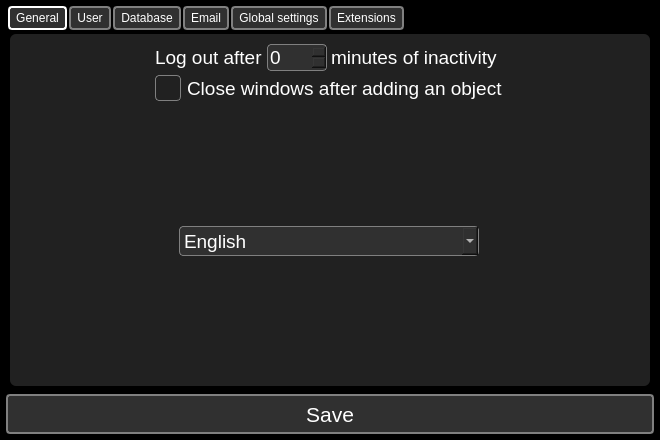
Qt form Dialogs/Settings/settingsdialog.ui (PiotrNapierala/MySqlComputerService) before a commit.
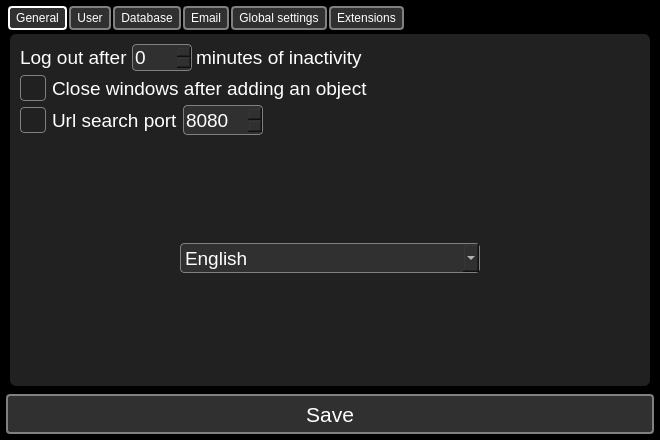
The same form after that commit. The open tabs and pages were chosen to show the change. Icons and pictures are not drawn.

Patch:
```diff
--- a/Dialogs/Settings/settingsdialog.ui
+++ b/Dialogs/Settings/settingsdialog.ui
@@ -249,7 +249,7 @@
       <enum>Qt::ClickFocus</enum>
      </property>
      <property name="currentIndex">
-      <number>1</number>
+      <number>0</number>
      </property>
      <widget class="QWidget" name="tab_1">
       <attribute name="icon">
@@ -296,7 +296,33 @@
           <property name="spacing">
            <number>4</number>
           </property>
-          <item row="3" column="0">
+          <item row="4" column="0">
+           <spacer name="verticalSpacer_5">
+            <property name="orientation">
+             <enum>Qt::Vertical</enum>
+            </property>
+            <property name="sizeHint" stdset="0">
+             <size>
+              <width>20</width>
+              <height>40</height>
+             </size>
+            </property>
+           </spacer>
+          </item>
+          <item row="6" column="0">
+           <spacer name="verticalSpacer_4">
+            <property name="orientation">
+             <enum>Qt::Vertical</enum>
+            </property>
+            <property name="sizeHint" stdset="0">
+             <size>
+              <width>20</width>
+              <height>40</height>
+             </size>
+            </property>
+           </spacer>
+          </item>
+          <item row="5" column="0">
            <layout class="QGridLayout" name="gridLayout_3">
             <item row="0" column="0">
              <widget class="QComboBox" name="comboBox_language">
@@ -342,18 +368,20 @@
             </item>
            </layout>
           </item>
-          <item row="4" column="0">
-           <spacer name="verticalSpacer_4">
-            <property name="orientation">
-             <enum>Qt::Vertical</enum>
+          <item row="1" column="0">
+           <widget class="QCheckBox" name="checkBox_autoclose">
+            <property name="font">
+             <font>
+              <pointsize>14</pointsize>
+             </font>
             </property>
-            <property name="sizeHint" stdset="0">
-             <size>
-              <width>20</width>
-              <height>40</height>
-             </size>
+            <property name="focusPolicy">
+             <enum>Qt::ClickFocus</enum>
             </property>
-           </spacer>
+            <property name="text">
+             <string>Close windows after adding an object</string>
+            </property>
+           </widget>
           </item>
           <item row="0" column="0">
            <layout class="QGridLayout" name="gridLayout_4">
@@ -413,33 +441,82 @@
             </item>
            </layout>
           </item>
-          <item row="1" column="0">
-           <widget class="QCheckBox" name="checkBox_autoclose">
-            <property name="font">
-             <font>
-              <pointsize>14</pointsize>
-             </font>
-            </property>
-            <property name="focusPolicy">
-             <enum>Qt::ClickFocus</enum>
-            </property>
-            <property name="text">
-             <string>Close windows after adding an object</string>
-            </property>
-           </widget>
-          </item>
           <item row="2" column="0">
-           <spacer name="verticalSpacer_5">
+           <layout class="QGridLayout" name="gridLayout_21">
+            <item row="0" column="1">
+             <widget class="QSpinBox" name="spinBox_url_search_port">
+              <property name="minimumSize">
+               <size>
+                <width>80</width>
+                <height>30</height>
+               </size>
+              </property>
+              <property name="maximumSize">
+               <size>
+                <width>80</width>
+                <height>16777215</height>
+               </size>
+              </property>
+              <property name="font">
+               <font>
+                <pointsize>14</pointsize>
+               </font>
+              </property>
+              <property name="focusPolicy">
+               <enum>Qt::ClickFocus</enum>
+              </property>
+              <property name="minimum">
+               <number>1000</number>
+              </property>
+              <property name="maximum">
+               <number>9999</number>
+              </property>
+              <property name="value">
+               <number>8080</number>
+              </property>
+             </widget>
+            </item>
+            <item row="0" column="0">
+             <widget class="QCheckBox" name="checkBox_url_search">
+              <property name="sizePolicy">
+               <sizepolicy hsizetype="Maximum" vsizetype="Fixed">
+                <horstretch>0</horstretch>
+                <verstretch>0</verstretch>
+               </sizepolicy>
+              </property>
+              <property name="minimumSize">
+               <size>
+                <width>0</width>
+                <height>30</height>
+               </size>
+              </property>
+              <property name="font">
+               <font>
+                <pointsize>14</pointsize>
+               </font>
+              </property>
+              <property name="focusPolicy">
+               <enum>Qt::ClickFocus</enum>
+              </property>
+              <property name="text">
+               <string>Url search port</string>
+              </property>
+             </widget>
+            </item>
+            <item row="0" column="2">
+             <spacer name="horizontalSpacer">
             <property name="orientation">
-             <enum>Qt::Vertical</enum>
+               <enum>Qt::Horizontal</enum>
             </property>
             <property name="sizeHint" stdset="0">
              <size>
-              <width>20</width>
-              <height>40</height>
+                <width>40</width>
+                <height>20</height>
              </size>
             </property>
            </spacer>
+            </item>
+           </layout>
           </item>
          </layout>
         </widget>
```
Lines whose indentation alone changed are shown as unchanged.
